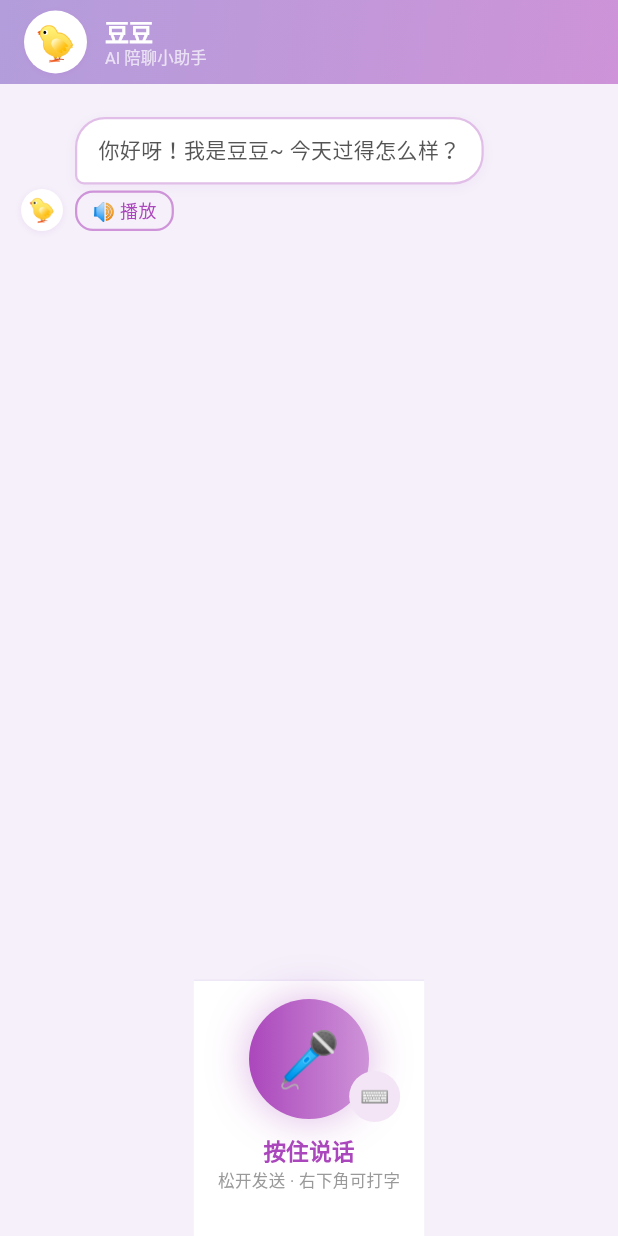
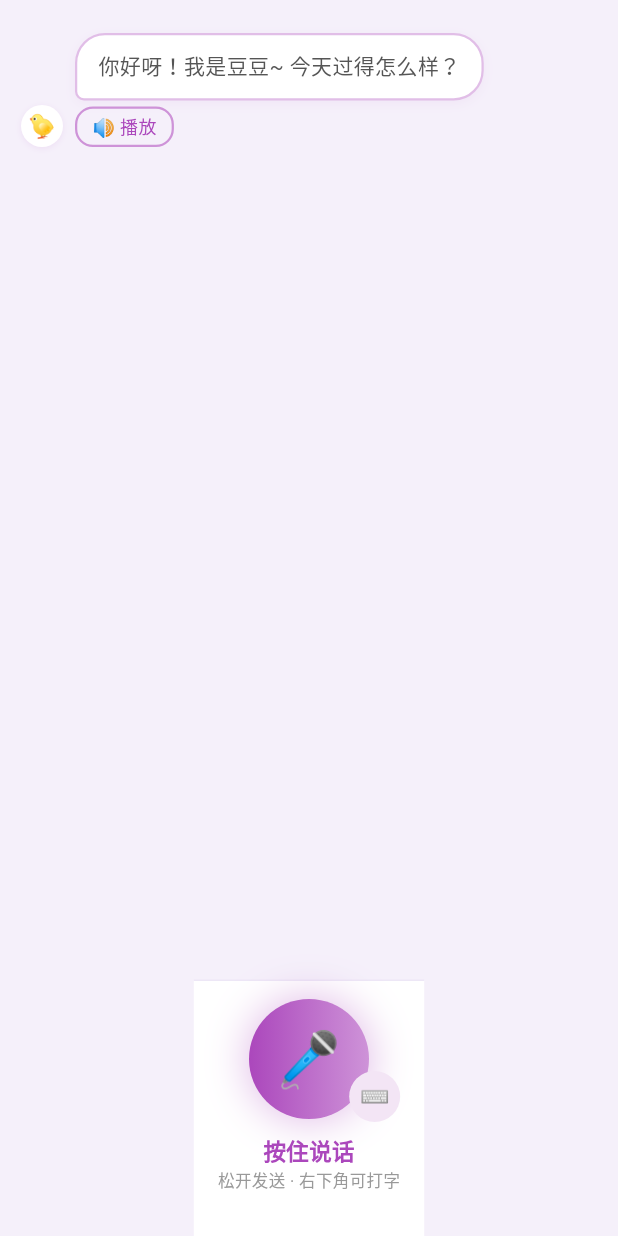
Before and after one commit to HuangJuzi/tangxiaodou, a Flutter app: the screen it shows after launch, on a phone screen of 412 x 824 dp. Run offline on Flutter 3.47's test engine with Material 3 defaults, Android fonts, the phone set to English and light mode, and no system bars; our stand-ins replace audioplayers, permission_handler; missing offline and left inert: record.

Commit message:
Remove AppBar navigation bar from ChatScreen
Co-Authored-By: Claude Opus 4.7 <noreply@anthropic.com>

```diff
--- a/lib/screens/chat_screen.dart
+++ b/lib/screens/chat_screen.dart
@@ -184,35 +184,6 @@ class _ChatScreenState extends State<ChatScreen> {
   @override
   Widget build(BuildContext context) {
     return Scaffold(
-      appBar: AppBar(
-        flexibleSpace: Container(
-          decoration: const BoxDecoration(
-            gradient: LinearGradient(
-              colors: [AppColors.primaryLighter, AppColors.primaryLight],
-              begin: Alignment.topLeft,
-              end: Alignment.bottomRight,
-            ),
-          ),
-        ),
-        title: const Row(
-          children: [
-            AvatarWidget(size: 42),
-            SizedBox(width: 12),
-            Column(
-              crossAxisAlignment: CrossAxisAlignment.start,
-              children: [
-                Text('豆豆',
-                    style: TextStyle(
-                        fontSize: 16,
-                        fontWeight: FontWeight.w600,
-                        color: Colors.white)),
-                Text('AI 陪聊小助手',
-                    style: TextStyle(fontSize: 11, color: Colors.white70)),
-              ],
-            ),
-          ],
-        ),
-      ),
       body: Column(
         children: [
           Expanded(
```
Also changed, not shown: 1 other file.
